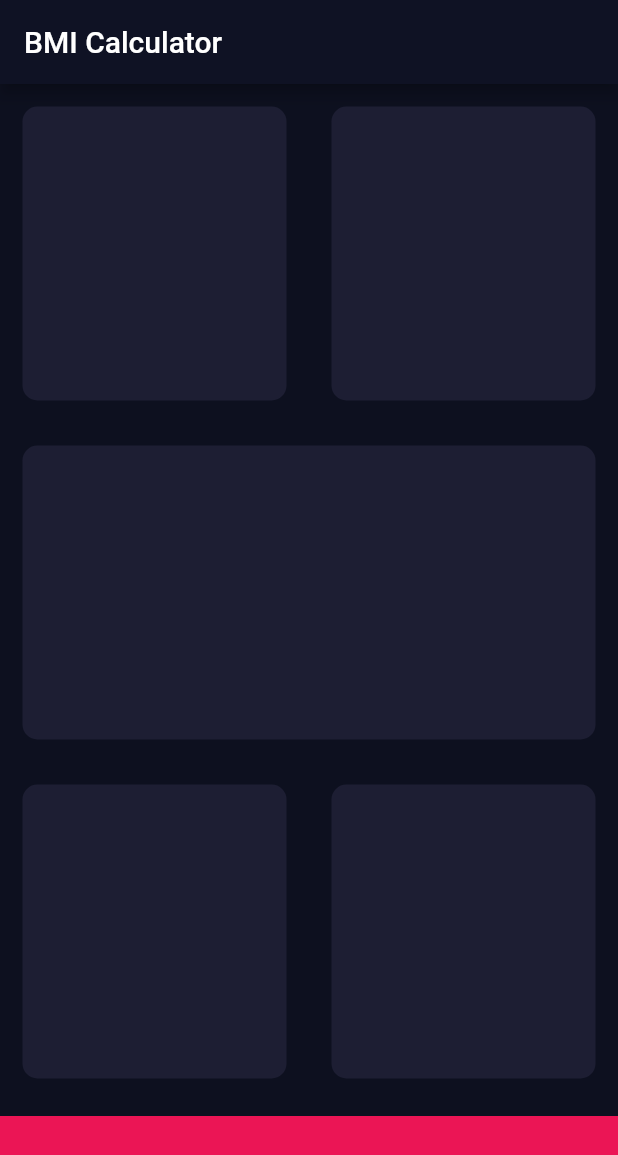
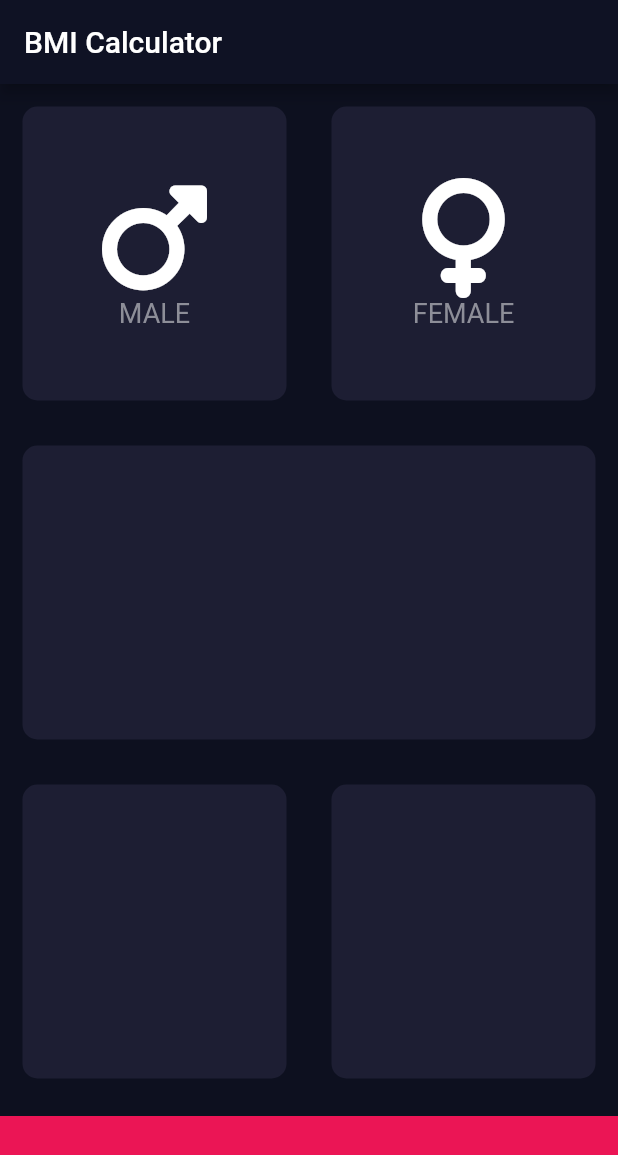
Before and after one commit to ArturAssisComp/bmi-calculator, a Flutter app: the screen it shows after launch, on a phone screen of 412 x 824 dp. Shown: the top 1155 px of the screen. Run offline on Flutter 3.47's test engine with Material 2 defaults, Android fonts, the phone set to English and light mode, and no system bars; our stand-ins replace font_awesome_flutter.

Commit message:
Extract custom widgets to separated dart files

```diff
--- /dev/null
+++ b/lib/custom_widgets/custom_card.dart
@@ -0,0 +1,24 @@
+import 'package:flutter/material.dart';
+
+class CustomCard extends StatelessWidget {
+  const CustomCard({
+    required this.color,
+    this.child,
+    super.key,
+  });
+
+  final Color color;
+  final Widget? child;
+
+  @override
+  Widget build(BuildContext context) {
+    return Container(
+      margin: const EdgeInsets.all(15.0),
+      decoration: BoxDecoration(
+        color: color,
+        borderRadius: BorderRadius.circular(10),
+      ),
+      child: child,
+    );
+  }
+}
--- /dev/null
+++ b/lib/custom_widgets/icon_with_description.dart
@@ -0,0 +1,31 @@
+import 'package:flutter/material.dart';
+
+const TextStyle textDefaultStyle =
+    TextStyle(fontSize: 18, color: Color(0xFF8D8E98));
+
+class IconWithDescription extends StatelessWidget {
+  const IconWithDescription({
+    required this.icon,
+    required this.text,
+    super.key,
+  });
+  final IconData icon;
+  final String text;
+
+  @override
+  Widget build(BuildContext context) {
+    return Column(
+      mainAxisAlignment: MainAxisAlignment.center,
+      children: [
+        Icon(
+          icon,
+          size: 80,
+        ),
+        Text(
+          text,
+          style: textDefaultStyle,
+        )
+      ],
+    );
+  }
+}
--- a/lib/input_page.dart
+++ b/lib/input_page.dart
@@ -1,4 +1,7 @@
 import 'package:flutter/material.dart';
+import 'package:font_awesome_flutter/font_awesome_flutter.dart';
+import 'package:bmi_calculator/custom_widgets/icon_with_description.dart';
+import 'package:bmi_calculator/custom_widgets/custom_card.dart';
 
 //Constants:
 const Color cardDefaultColor = Color(0xFF1D1E33);
@@ -31,11 +34,19 @@ class _InputPageState extends State<InputPage> {
                 Expanded(
                   child: CustomCard(
                     color: cardDefaultColor,
+                    child: IconWithDescription(
+                      icon: FontAwesomeIcons.mars,
+                      text: 'MALE',
+                    ),
                   ),
                 ),
                 Expanded(
                   child: CustomCard(
                     color: cardDefaultColor,
+                    child: IconWithDescription(
+                      icon: FontAwesomeIcons.venus,
+                      text: 'FEMALE',
+                    ),
                   ),
                 ),
               ],
@@ -73,24 +84,3 @@ class _InputPageState extends State<InputPage> {
     );
   }
 }
-
-//Aux widgets:
-class CustomCard extends StatelessWidget {
-  const CustomCard({
-    required this.color,
-    super.key,
-  });
-
-  final Color color;
-
-  @override
-  Widget build(BuildContext context) {
-    return Container(
-      margin: const EdgeInsets.all(15.0),
-      decoration: BoxDecoration(
-        color: color,
-        borderRadius: BorderRadius.circular(10),
-      ),
-    );
-  }
-}
--- a/pubspec.yaml
+++ b/pubspec.yaml
@@ -28,6 +28,7 @@ environment:
 # the latest version available on pub.dev. To see which dependencies have newer
 # versions available, run `flutter pub outdated`.
 dependencies:
+  font_awesome_flutter: ^10.4.0
   flutter:
     sdk: flutter
 
```
Also changed, not shown: pubspec.lock.
